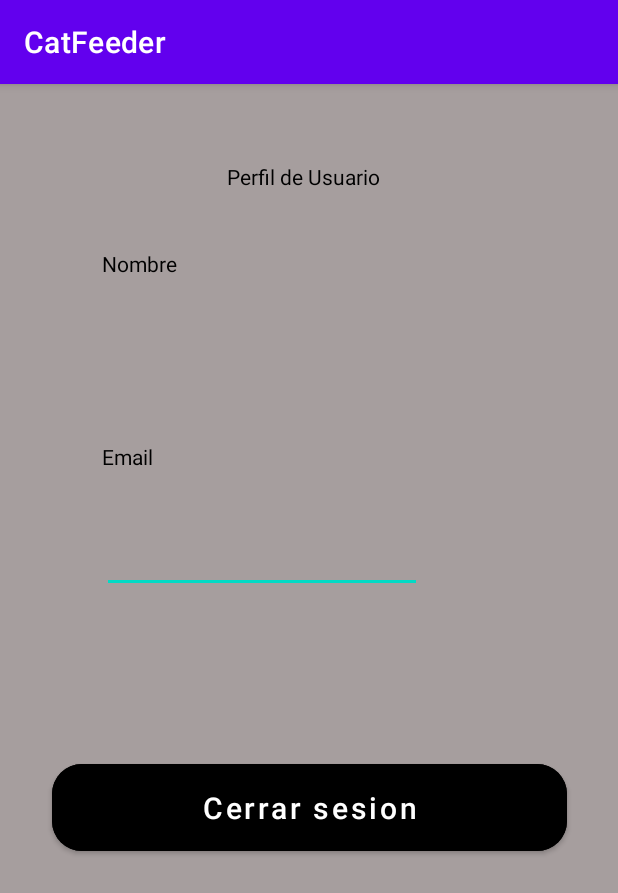
After one commit to DSAR-inc/PetFeederApp, an Android app: the Perfil screen opened directly, with no data from a screen before it, on a phone screen of 412 x 824 dp. The commit adds this screen. Shown: the top 893 px of the screen. Run offline under Robolectric (Android 15) with nearby library versions, the phone set to English and light mode, and no system bars.

Commit message:
i created the perfil activity

```diff
--- a/Code/app/src/main/AndroidManifest.xml
+++ b/Code/app/src/main/AndroidManifest.xml
@@ -13,6 +13,9 @@
         android:supportsRtl="true"
         android:theme="@style/Theme.CatFeeder"
         tools:targetApi="31">
+        <activity
+            android:name=".Perfil"
+            android:exported="false" />
         <activity
             android:name=".HomeActivity"
             android:exported="false" />
--- /dev/null
+++ b/Code/app/src/main/java/com/example/catfeeder/Perfil.java
@@ -0,0 +1,14 @@
+package com.example.catfeeder;
+
+import androidx.appcompat.app.AppCompatActivity;
+
+import android.os.Bundle;
+
+public class Perfil extends AppCompatActivity {
+
+    @Override
+    protected void onCreate(Bundle savedInstanceState) {
+        super.onCreate(savedInstanceState);
+        setContentView(R.layout.activity_perfil);
+    }
+}
--- /dev/null
+++ b/Code/app/src/main/res/layout/activity_perfil.xml
@@ -0,0 +1,80 @@
+<?xml version="1.0" encoding="utf-8"?>
+<androidx.constraintlayout.widget.ConstraintLayout xmlns:android="http://schemas.android.com/apk/res/android"
+    xmlns:app="http://schemas.android.com/apk/res-auto"
+    xmlns:tools="http://schemas.android.com/tools"
+    android:layout_width="match_parent"
+    android:layout_height="match_parent"
+    android:background="#A69E9E"
+    tools:context=".Perfil">
+
+    <TextView
+        android:id="@+id/txt_perfil_titulo"
+        android:layout_width="136dp"
+        android:layout_height="26dp"
+        android:layout_marginTop="52dp"
+        android:text="@string/txt_Perfil_usuario"
+        android:textColor="@color/black"
+        app:layout_constraintEnd_toEndOf="parent"
+        app:layout_constraintHorizontal_bias="0.549"
+        app:layout_constraintStart_toStartOf="parent"
+        app:layout_constraintTop_toTopOf="parent" />
+
+    <TextView
+        android:id="@+id/textView"
+        android:layout_width="wrap_content"
+        android:layout_height="wrap_content"
+        android:layout_marginStart="68dp"
+        android:layout_marginTop="32dp"
+        android:text="Nombre"
+        android:textColor="@color/black"
+        app:layout_constraintStart_toStartOf="parent"
+        app:layout_constraintTop_toBottomOf="@+id/txt_perfil_titulo" />
+
+    <TextView
+        android:id="@+id/textView2"
+        android:layout_width="wrap_content"
+        android:layout_height="wrap_content"
+        android:layout_marginStart="68dp"
+        android:layout_marginTop="36dp"
+        android:text="Email"
+        android:textColor="@color/black"
+        app:layout_constraintStart_toStartOf="parent"
+        app:layout_constraintTop_toBottomOf="@+id/textView3" />
+
+    <TextView
+        android:id="@+id/textView3"
+        android:layout_width="141dp"
+        android:layout_height="25dp"
+        android:layout_marginStart="68dp"
+        android:layout_marginTop="48dp"
+        app:layout_constraintStart_toStartOf="parent"
+        app:layout_constraintTop_toBottomOf="@+id/textView"
+        tools:text="aqui va el nombre " />
+
+    <EditText
+        android:id="@+id/editTextTextEmailAddress"
+        android:layout_width="wrap_content"
+        android:layout_height="wrap_content"
+        android:layout_marginStart="68dp"
+        android:layout_marginTop="36dp"
+        android:ems="10"
+        android:inputType="textEmailAddress"
+        app:layout_constraintStart_toStartOf="parent"
+        app:layout_constraintTop_toBottomOf="@+id/textView2" />
+
+    <Button
+        android:id="@+id/button"
+        android:layout_width="343dp"
+        android:layout_height="70dp"
+        android:layout_marginTop="108dp"
+        android:backgroundTint="@color/black"
+        android:text="Cerrar sesion"
+        android:textAllCaps="false"
+        android:textSize="20sp"
+        app:cornerRadius="20sp"
+        app:layout_constraintBottom_toBottomOf="parent"
+        app:layout_constraintEnd_toEndOf="parent"
+        app:layout_constraintStart_toStartOf="parent"
+        app:layout_constraintTop_toBottomOf="@+id/editTextTextEmailAddress"
+        app:layout_constraintVertical_bias="0.0" />
+</androidx.constraintlayout.widget.ConstraintLayout>
--- a/Code/app/src/main/res/values/strings.xml
+++ b/Code/app/src/main/res/values/strings.xml
@@ -1,3 +1,4 @@
 <resources>
     <string name="app_name">CatFeeder</string>
+    <string name="txt_Perfil_usuario">Perfil de Usuario</string>
 </resources>
```
